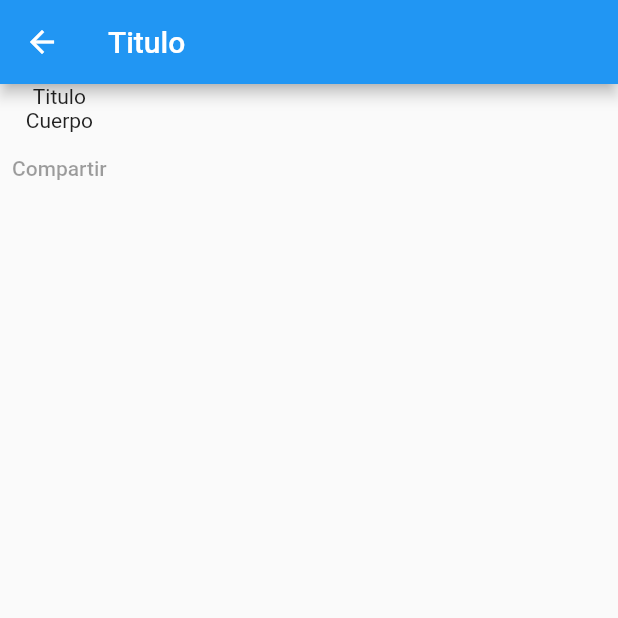
After one commit to carlosgr1992/EjercicioFlutterDAM, a Flutter app: the PostView screen opened by its route, on a phone screen of 412 x 824 dp, the top half of it. The commit adds this screen. Run offline on Flutter 3.47's test engine with Material 2 defaults, Android fonts, the phone set to English and light mode, and no system bars; our stand-ins replace cloud_firestore, firebase_auth, firebase_core; accounts and stored records are empty; generated files the repository leaves out were written again.

Commit message:
Creada la vista PostView y añadida su ruta al main

```diff
--- a/lib/Main/HomeView.dart
+++ b/lib/Main/HomeView.dart
@@ -68,7 +68,7 @@ class _HomeViewState extends State<HomeView> {
 
 void onItemListClicked(int indice){
 
-    print("has tocado" + indice.toString());
+    Navigator.of(context).pushNamed("/postView");
 
 }
 
--- /dev/null
+++ b/lib/Main/PostView.dart
@@ -0,0 +1,23 @@
+  import 'package:flutter/cupertino.dart';
+import 'package:flutter/material.dart';
+
+class PostView extends StatelessWidget{
+  @override
+  Widget build(BuildContext context) {
+
+    return Scaffold(
+      appBar: AppBar(title: Text("Titulo"),),
+      body: Column(
+        children: [
+          Text("Titulo"),
+          Text("Cuerpo"),
+          //Image.network("imagen"),
+          TextButton(onPressed: null, child: Text("Compartir"))
+        ],
+      )
+    );
+  }
+
+
+
+}
--- a/lib/MyApp.dart
+++ b/lib/MyApp.dart
@@ -1,6 +1,7 @@
 
 
 import 'package:ejercicio_flutter_dam/Main/HomeView.dart';
+import 'package:ejercicio_flutter_dam/Main/PostView.dart';
 import 'package:ejercicio_flutter_dam/onBoarding/LoginView.dart';
 import 'package:ejercicio_flutter_dam/onBoarding/PerfilDataView.dart';
 import 'package:ejercicio_flutter_dam/onBoarding/RegisterView.dart';
@@ -19,6 +20,7 @@ class MyApp extends StatelessWidget{
         "/splashView": (context) => SplashApp(),
         "/homeView": (context) => HomeView(),
         "/perfilDataView": (context) => PerfilDataView(),
+        "/postView": (context) => PostView()
       },
       initialRoute: "/loginView",
     );
```
